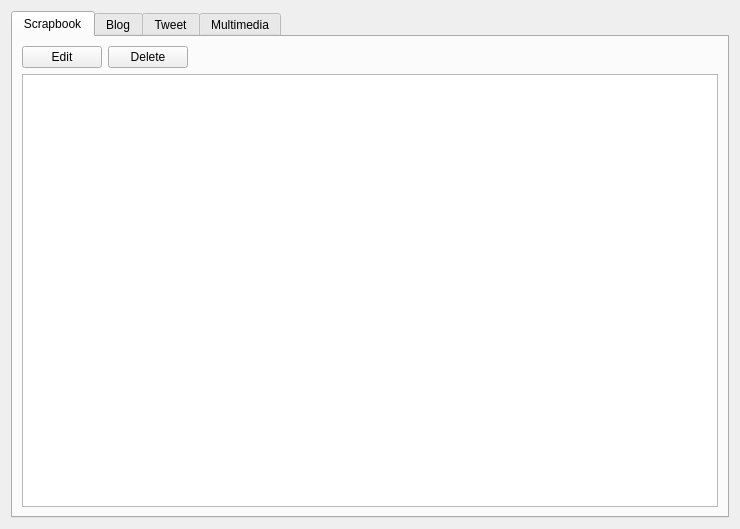
This is gui/scrapbookgui.ui in Huy-Nguyen-HCI/RocketBook as Qt 5 draws it before an edit. The edited form follows.
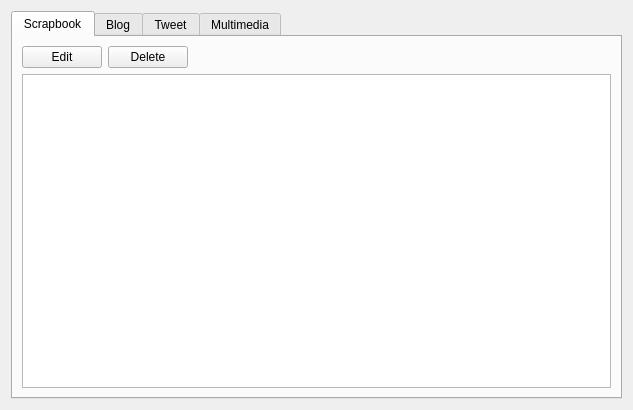
This is the edited form. The open tabs and pages were chosen to show the change.

```diff
--- a/gui/scrapbookgui.ui
+++ b/gui/scrapbookgui.ui
@@ -6,8 +6,8 @@
    <rect>
     <x>0</x>
     <y>0</y>
-    <width>740</width>
-    <height>529</height>
+    <width>633</width>
+    <height>410</height>
    </rect>
   </property>
   <property name="maximumSize">
```
Left out of the diff: 24 changed lines with no effect on the pictures.
